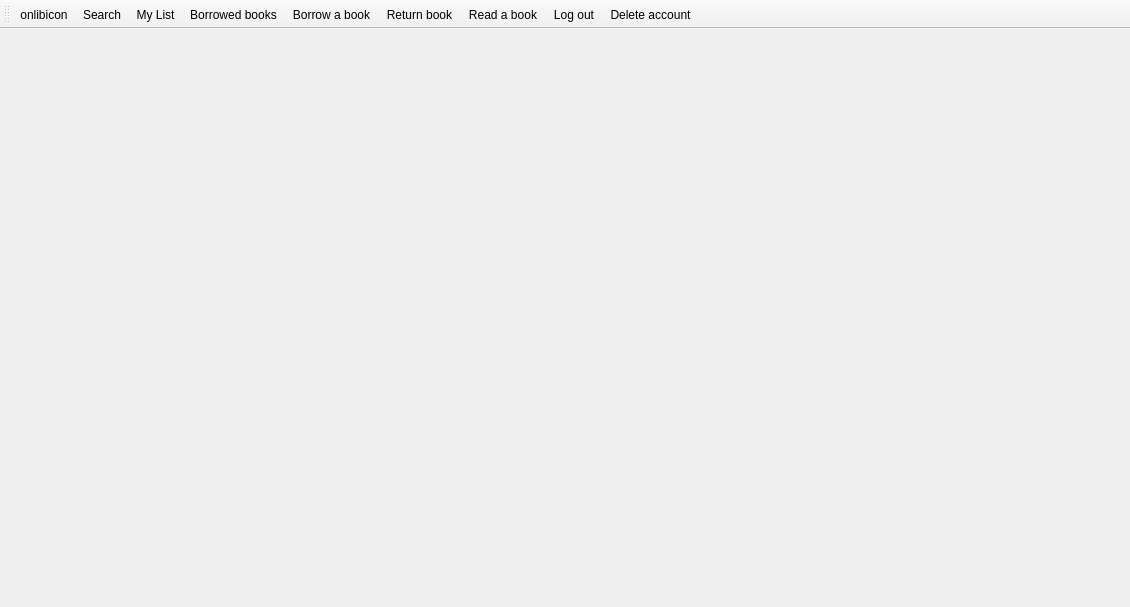
This is OnLib/OnLib/MainWindow.ui in Andrew-Gh21/OnLib as Qt 5 draws it before an edit. The edited form follows.
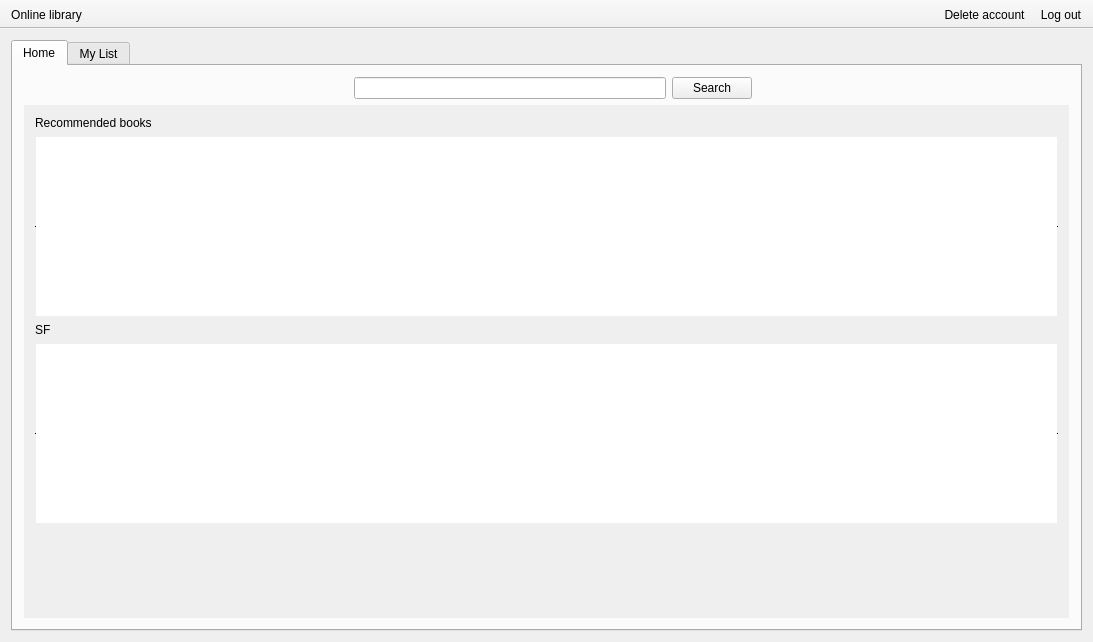
This is the edited form. Icons and pictures are not drawn.

Commit message:
Added in main window tabs
Modified in main window menu bar and added tabs for Home (with search box and scroll area for recommended books and genre) and My List of borrowed books.

Diff of the .ui file:
```diff
--- a/OnLib/OnLib/MainWindow.ui
+++ b/OnLib/OnLib/MainWindow.ui
@@ -6,71 +6,299 @@
    <rect>
     <x>0</x>
     <y>0</y>
-    <width>1130</width>
-    <height>607</height>
+    <width>1093</width>
+    <height>642</height>
    </rect>
   </property>
   <property name="windowTitle">
    <string>MainWindow</string>
   </property>
+  <property name="toolButtonStyle">
+   <enum>Qt::ToolButtonTextUnderIcon</enum>
+  </property>
+  <property name="animated">
+   <bool>false</bool>
+  </property>
+  <property name="documentMode">
+   <bool>true</bool>
+  </property>
+  <property name="tabShape">
+   <enum>QTabWidget::Rounded</enum>
+  </property>
+  <property name="unifiedTitleAndToolBarOnMac">
+   <bool>false</bool>
+  </property>
   <widget class="QWidget" name="centralWidget">
-   <layout class="QFormLayout" name="formLayout"/>
-  </widget>
-  <widget class="QMenuBar" name="menuBar">
-   <property name="geometry">
-    <rect>
-     <x>0</x>
-     <y>0</y>
-     <width>1130</width>
-     <height>25</height>
-    </rect>
-   </property>
+   <layout class="QVBoxLayout" name="verticalLayout_2">
+    <item>
+     <widget class="QTabWidget" name="tabWidget">
+      <property name="currentIndex">
+       <number>0</number>
+      </property>
+      <property name="documentMode">
+       <bool>false</bool>
+      </property>
+      <property name="tabsClosable">
+       <bool>false</bool>
+      </property>
+      <widget class="QWidget" name="homeTab">
+       <attribute name="title">
+        <string>Home</string>
+       </attribute>
+       <layout class="QGridLayout" name="gridLayout_2">
+        <item row="0" column="4">
+         <spacer name="horizontalSpacer_2">
+          <property name="orientation">
+           <enum>Qt::Horizontal</enum>
+          </property>
+          <property name="sizeHint" stdset="0">
+           <size>
+            <width>40</width>
+            <height>20</height>
+           </size>
+          </property>
+         </spacer>
+        </item>
+        <item row="1" column="2">
+         <spacer name="verticalSpacer_2">
+          <property name="orientation">
+           <enum>Qt::Vertical</enum>
+          </property>
+          <property name="sizeType">
+           <enum>QSizePolicy::Fixed</enum>
+          </property>
+          <property name="sizeHint" stdset="0">
+           <size>
+            <width>20</width>
+            <height>0</height>
+           </size>
+          </property>
+         </spacer>
+        </item>
+        <item row="0" column="2">
+         <widget class="QLineEdit" name="searchLineEdit"/>
+        </item>
+        <item row="0" column="3">
+         <widget class="QPushButton" name="searchBooksButton">
+          <property name="text">
+           <string>Search</string>
+          </property>
+         </widget>
+        </item>
+        <item row="0" column="0">
+         <spacer name="horizontalSpacer">
+          <property name="orientation">
+           <enum>Qt::Horizontal</enum>
+          </property>
+          <property name="sizeHint" stdset="0">
+           <size>
+            <width>40</width>
+            <height>20</height>
+           </size>
+          </property>
+         </spacer>
+        </item>
+        <item row="0" column="1">
+         <widget class="QLabel" name="searchLabel">
+          <property name="text">
+           <string/>
+          </property>
+         </widget>
+        </item>
+        <item row="2" column="0" colspan="5">
+         <widget class="QScrollArea" name="scrollArea_2">
+          <property name="frameShape">
+           <enum>QFrame::NoFrame</enum>
+          </property>
+          <property name="frameShadow">
+           <enum>QFrame::Sunken</enum>
+          </property>
+          <property name="verticalScrollBarPolicy">
+           <enum>Qt::ScrollBarAlwaysOff</enum>
+          </property>
+          <property name="widgetResizable">
+           <bool>false</bool>
+          </property>
+          <widget class="QWidget" name="booksScrollArea">
+           <property name="geometry">
+            <rect>
+             <x>0</x>
+             <y>0</y>
+             <width>1045</width>
+             <height>430</height>
+            </rect>
+           </property>
+           <property name="minimumSize">
+            <size>
+             <width>1045</width>
+             <height>0</height>
+            </size>
+           </property>
+           <layout class="QVBoxLayout" name="verticalLayout">
+            <item>
+             <layout class="QGridLayout" name="gridLayout">
+              <property name="sizeConstraint">
+               <enum>QLayout::SetDefaultConstraint</enum>
+              </property>
+              <item row="2" column="0">
+               <widget class="QLabel" name="sfLabel">
+                <property name="text">
+                 <string>SF</string>
+                </property>
+               </widget>
+              </item>
+              <item row="1" column="0">
+               <widget class="QColumnView" name="columnViewRecommandedBooks">
+                <property name="sizePolicy">
+                 <sizepolicy hsizetype="Minimum" vsizetype="Expanding">
+                  <horstretch>0</horstretch>
+                  <verstretch>0</verstretch>
+                 </sizepolicy>
+                </property>
+                <property name="frameShape">
+                 <enum>QFrame::HLine</enum>
+                </property>
+                <property name="frameShadow">
+                 <enum>QFrame::Plain</enum>
+                </property>
+                <property name="horizontalScrollBarPolicy">
+                 <enum>Qt::ScrollBarAlwaysOff</enum>
+                </property>
+                <property name="sizeAdjustPolicy">
+                 <enum>QAbstractScrollArea::AdjustToContents</enum>
+                </property>
+                <property name="autoScroll">
+                 <bool>true</bool>
+                </property>
+                <property name="tabKeyNavigation">
+                 <bool>false</bool>
+                </property>
+                <property name="showDropIndicator" stdset="0">
+                 <bool>true</bool>
+                </property>
+                <property name="dragEnabled">
+                 <bool>false</bool>
+                </property>
+               </widget>
+              </item>
+              <item row="3" column="0">
+               <widget class="QColumnView" name="columnView">
+                <property name="frameShape">
+                 <enum>QFrame::HLine</enum>
+                </property>
+                <property name="frameShadow">
+                 <enum>QFrame::Plain</enum>
+                </property>
+                <property name="sizeAdjustPolicy">
+                 <enum>QAbstractScrollArea::AdjustToContents</enum>
+                </property>
+               </widget>
+              </item>
+              <item row="0" column="0">
+               <widget class="QLabel" name="actionGnereLabel">
+                <property name="text">
+                 <string>Recommended books</string>
+                </property>
+               </widget>
+              </item>
+             </layout>
+            </item>
+           </layout>
+          </widget>
+         </widget>
+        </item>
+       </layout>
+      </widget>
+      <widget class="QWidget" name="myListTab">
+       <attribute name="title">
+        <string>My List</string>
+       </attribute>
+       <widget class="QScrollArea" name="scrollArea">
+        <property name="geometry">
+         <rect>
+          <x>-1</x>
+          <y>-6</y>
+          <width>1071</width>
+          <height>481</height>
+         </rect>
+        </property>
+        <property name="sizePolicy">
+         <sizepolicy hsizetype="Expanding" vsizetype="Minimum">
+          <horstretch>0</horstretch>
+          <verstretch>0</verstretch>
+         </sizepolicy>
+        </property>
+        <property name="verticalScrollBarPolicy">
+         <enum>Qt::ScrollBarAsNeeded</enum>
+        </property>
+        <property name="sizeAdjustPolicy">
+         <enum>QAbstractScrollArea::AdjustIgnored</enum>
+        </property>
+        <property name="widgetResizable">
+         <bool>true</bool>
+        </property>
+        <widget class="QWidget" name="scrollAreaWidgetContents">
+         <property name="geometry">
+          <rect>
+           <x>0</x>
+           <y>0</y>
+           <width>1069</width>
+           <height>479</height>
+          </rect>
+         </property>
+        </widget>
+       </widget>
+      </widget>
+     </widget>
+    </item>
+   </layout>
   </widget>
   <widget class="QToolBar" name="mainToolBar">
+   <property name="layoutDirection">
+    <enum>Qt::RightToLeft</enum>
+   </property>
+   <property name="movable">
+    <bool>false</bool>
+   </property>
    <attribute name="toolBarArea">
     <enum>TopToolBarArea</enum>
    </attribute>
    <attribute name="toolBarBreak">
     <bool>false</bool>
    </attribute>
-   <addaction name="actiononlibicon"/>
-   <addaction name="actionSearch"/>
-   <addaction name="actionMyList"/>
-   <addaction name="actionBorrowedBooks"/>
-   <addaction name="actionBorrowBook"/>
-   <addaction name="actionReturnBook"/>
-   <addaction name="actionReadBook"/>
+   <addaction name="actionLibraryIcon"/>
+  </widget>
+  <widget class="QToolBar" name="toolBar">
+   <property name="windowTitle">
+    <string>toolBar</string>
+   </property>
+   <property name="layoutDirection">
+    <enum>Qt::RightToLeft</enum>
+   </property>
+   <property name="movable">
+    <bool>false</bool>
+   </property>
+   <attribute name="toolBarArea">
+    <enum>TopToolBarArea</enum>
+   </attribute>
+   <attribute name="toolBarBreak">
+    <bool>false</bool>
+   </attribute>
    <addaction name="actionLogOut"/>
    <addaction name="actionDeleteAccount"/>
   </widget>
-  <action name="actionMyList">
-   <property name="text">
-    <string>My List</string>
-   </property>
-  </action>
-  <action name="actiononlibicon">
+  <action name="actionLibraryIcon">
    <property name="icon">
     <iconset>
      <normaloff>C:/Users/Nico/Desktop/online-library.png</normaloff>C:/Users/Nico/Desktop/online-library.png</iconset>
    </property>
    <property name="text">
-    <string>onlibicon</string>
+    <string>Online library</string>
    </property>
    <property name="toolTip">
     <string>QAction</string>
    </property>
   </action>
-  <action name="actionSearch">
-   <property name="icon">
-    <iconset theme="Search"/>
-   </property>
-   <property name="text">
-    <string>Search</string>
-   </property>
-   <property name="shortcutContext">
-    <enum>Qt::WidgetWithChildrenShortcut</enum>
-   </property>
-  </action>
   <action name="actionLogOut">
    <property name="text">
     <string>Log out</string>
@@ -81,26 +309,6 @@
     <string>Delete account</string>
    </property>
   </action>
-  <action name="actionBorrowedBooks">
-   <property name="text">
-    <string>Borrowed books</string>
-   </property>
-  </action>
-  <action name="actionBorrowBook">
-   <property name="text">
-    <string>Borrow a book</string>
-   </property>
-  </action>
-  <action name="actionReturnBook">
-   <property name="text">
-    <string>Return book</string>
-   </property>
-  </action>
-  <action name="actionReadBook">
-   <property name="text">
-    <string>Read a book</string>
-   </property>
-  </action>
  </widget>
  <layoutdefault spacing="6" margin="11"/>
  <resources/>
```
The commit also changes 4 other files.
